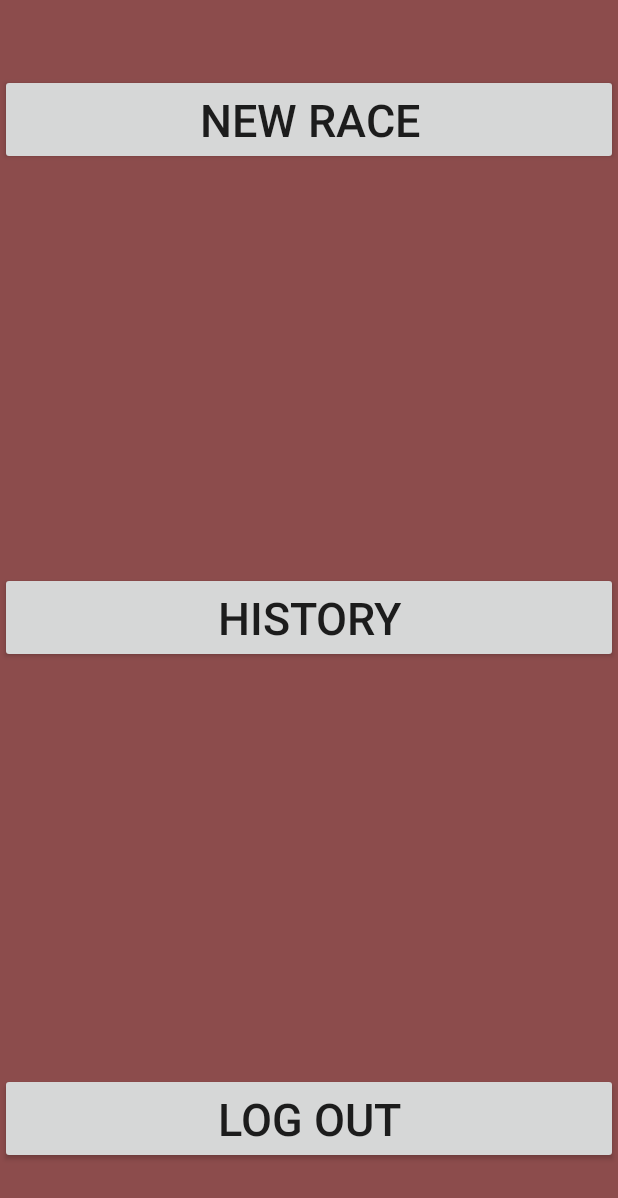
After one commit to adri01205/M08_androidProject, an Android app: the layout activity_menu.xml on its own in the app's theme, with its tools: preview values and no code run, on a phone screen of 412 x 824 dp. The commit adds this screen. Shown: the top 1198 px of the screen. Run offline under Robolectric (Android 15) with nearby library versions, the phone set to English and light mode, and no system bars.

Commit message:
All layouts and controllers created

```diff
--- a/app/src/main/AndroidManifest.xml
+++ b/app/src/main/AndroidManifest.xml
@@ -17,7 +17,10 @@
                 <category android:name="android.intent.category.LAUNCHER" />
             </intent-filter>
         </activity>
-        <activity android:name=".controller.RegisterActivity"></activity>
+        <activity android:name=".controller.RegisterActivity" />
+        <activity android:name=".controller.MenuActivity" />
+        <activity android:name=".controller.ChronoActivity" />
+        <activity android:name=".controller.HistoryActivity" />
     </application>
 
 </manifest>
--- /dev/null
+++ b/app/src/main/res/layout/activity_menu.xml
@@ -0,0 +1,40 @@
+<?xml version="1.0" encoding="utf-8"?>
+<RelativeLayout xmlns:android="http://schemas.android.com/apk/res/android"
+    android:layout_width="match_parent"
+    android:layout_height="match_parent"
+    android:background="#8c4c4c">
+
+    <Button
+        android:id="@+id/btn_newrace"
+        android:layout_width="match_parent"
+        android:layout_height="wrap_content"
+        android:layout_alignParentEnd="true"
+        android:layout_alignParentLeft="true"
+        android:layout_alignParentRight="true"
+        android:layout_alignParentStart="true"
+        android:layout_alignParentTop="true"
+        android:layout_marginTop="49dp"
+        android:text="@string/newRace"
+        android:textSize="30dp" />
+
+    <Button
+        android:id="@+id/btn_history"
+        android:layout_width="match_parent"
+        android:layout_height="wrap_content"
+        android:layout_alignParentLeft="true"
+        android:layout_alignParentStart="true"
+        android:layout_centerVertical="true"
+        android:text="@string/History"
+        android:textSize="30dp" />
+
+    <Button
+        android:id="@+id/btn_logout"
+        android:layout_width="match_parent"
+        android:layout_height="wrap_content"
+        android:layout_alignParentBottom="true"
+        android:layout_alignParentLeft="true"
+        android:layout_alignParentStart="true"
+        android:layout_marginBottom="48dp"
+        android:text="@string/Logout"
+        android:textSize="30dp" />
+</RelativeLayout>
--- a/app/src/main/res/values/strings.xml
+++ b/app/src/main/res/values/strings.xml
@@ -1,7 +1,13 @@
 <resources>
-    <string name="app_name">Appersonal Trinner</string>
+    <string name="app_name" translatable="false">Appersonal Trainer</string>
     <string name="register">Sign Up</string>
     <string name="rememberUser">Remember User?</string>
     <string name="btn_Accept">Accept</string>
+    <string name="newRace">New Race</string>
+    <string name="History">History</string>
+    <string name="Logout">Log Out</string>
+    <string name="save">Save</string>
+    <string name="cancel">Cancel</string>
+
 
 </resources>
```
Also changed, not shown: app/src/main/java/com/example/adri/m08_androidproject/controller/ChronoActivity.java (added, +9 -0 lines), app/src/main/java/com/example/adri/m08_androidproject/controller/HistoryActivity.java (added, +9 -0 lines), app/src/main/java/com/example/adri/m08_androidproject/controller/MenuActivity.java (added, +9 -0 lines), app/src/main/java/com/example/adri/m08_androidproject/model/business/Usuari.java (added, +7 -0 lines), app/src/main/java/com/example/adri/m08_androidproject/model/hola.java (deleted, +0 -7 lines), app/src/main/java/com/example/adri/m08_androidproject/model/persistance/UsuariConversor.java (added, +11 -0 lines), app/src/main/java/com/example/adri/m08_androidproject/model/persistance/UsuarisSqliteHelper.java (added, +26 -0 lines), app/src/main/res/layout/activity_chrono.xml (added, +73 -0 lines), app/src/main/res/layout/activity_historyview.xml (added, +20 -0 lines), 1 other file.
